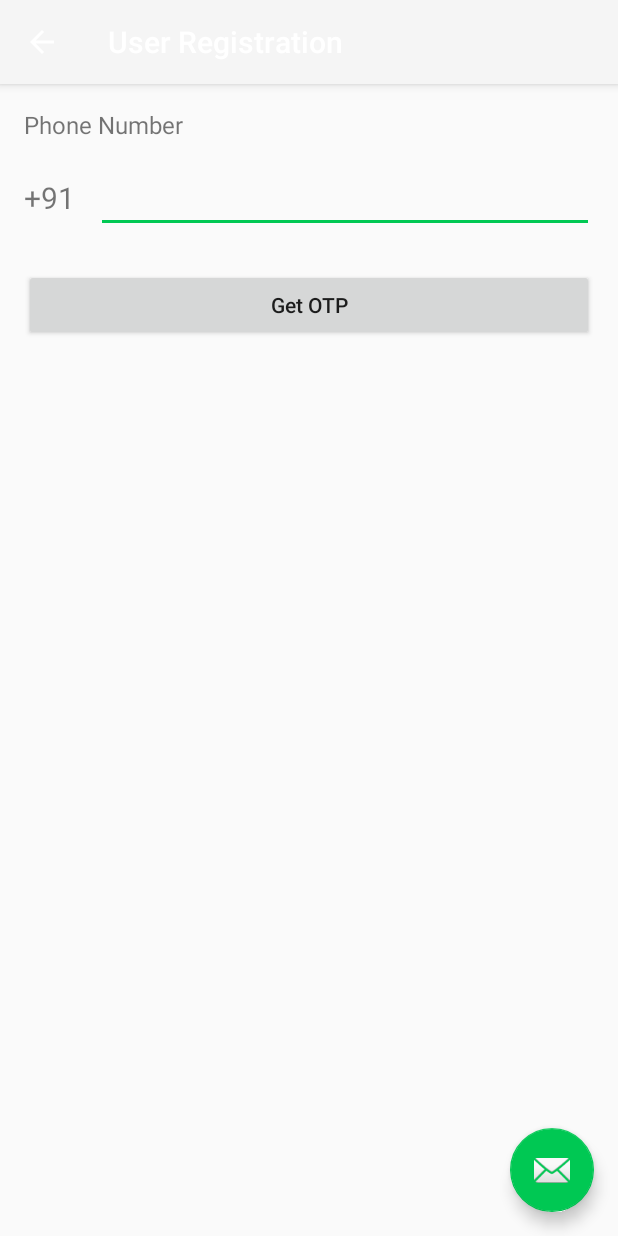
After one commit to aayushamann/ThisProject, an Android app: the RegisterUser screen opened directly, with no data from a screen before it, on a phone screen of 412 x 824 dp. The commit adds this screen. Run offline under Robolectric (Android 15) with nearby library versions, the phone set to English and light mode, and no system bars; our stand-ins replace Firebase (no records; nobody signed in at launch, a user with empty details on screens opened directly).

```diff
--- /dev/null
+++ b/app/src/main/java/com/saluchen/thisproject/RegisterUser.java
@@ -0,0 +1,203 @@
+package com.saluchen.thisproject;
+
+import android.os.Bundle;
+import android.support.design.widget.FloatingActionButton;
+import android.support.design.widget.Snackbar;
+import android.support.v7.app.AppCompatActivity;
+import android.support.v7.widget.Toolbar;
+import android.text.TextUtils;
+import android.util.Log;
+import android.view.View;
+import android.widget.Button;
+import android.widget.EditText;
+import android.widget.Toast;
+
+import com.google.firebase.FirebaseException;
+import com.google.firebase.FirebaseTooManyRequestsException;
+import com.google.firebase.auth.FirebaseAuthInvalidCredentialsException;
+import com.google.firebase.auth.PhoneAuthCredential;
+import com.google.firebase.auth.PhoneAuthProvider;
+
+import java.util.concurrent.TimeUnit;
+
+public class RegisterUser extends AppCompatActivity {
+
+    private static final String TAG = "RegisterUser";
+
+    private static final String KEY_VERIFY_IN_PROGRESS = "key_verify_in_progress";
+
+    private boolean mVerificationInProgress = false;
+    private String mVerificationId;
+    private PhoneAuthProvider.ForceResendingToken mResendToken;
+
+    private Button getOTPButton;
+    private EditText phoneText;
+    private Button DoneButton;
+    private EditText otpText;
+
+    private PhoneAuthProvider.OnVerificationStateChangedCallbacks mCallbacks;
+
+    @Override
+    protected void onCreate(Bundle savedInstanceState) {
+        super.onCreate(savedInstanceState);
+        setContentView(R.layout.activity_register_user);
+        Toolbar toolbar = (Toolbar) findViewById(R.id.toolbar);
+        setSupportActionBar(toolbar);
+
+        FloatingActionButton fab = (FloatingActionButton) findViewById(R.id.fab);
+        fab.setOnClickListener(new View.OnClickListener() {
+            @Override
+            public void onClick(View view) {
+                Snackbar.make(view, "Replace with your own action", Snackbar.LENGTH_LONG)
+                        .setAction("Action", null).show();
+            }
+        });
+        getSupportActionBar().setDisplayHomeAsUpEnabled(true);
+
+        // Restore instance state
+        if (savedInstanceState != null) {
+            onRestoreInstanceState(savedInstanceState);
+        }
+
+        mCallbacks = new PhoneAuthProvider.OnVerificationStateChangedCallbacks() {
+
+            @Override
+            public void onVerificationCompleted(PhoneAuthCredential credential) {
+                // This callback will be invoked in two situations:
+                // 1 - Instant verification. In some cases the phone number can be instantly
+                //     verified without needing to send or enter a verification code.
+                // 2 - Auto-retrieval. On some devices Google Play services can automatically
+                //     detect the incoming verification SMS and perform verification without
+                //     user action.
+                Log.d(TAG, "onVerificationCompleted:" + credential);
+                Toast.makeText(RegisterUser.this, "Phone Verified", Toast.LENGTH_SHORT)
+                        .show();
+                // [START_EXCLUDE silent]
+                mVerificationInProgress = false;
+            }
+
+            @Override
+            public void onVerificationFailed(FirebaseException e) {
+                // This callback is invoked in an invalid request for verification is made,
+                // for instance if the the phone number format is not valid.
+                Log.w(TAG, "onVerificationFailed", e);
+                // [START_EXCLUDE silent]
+                mVerificationInProgress = false;
+                // [END_EXCLUDE]
+
+                if (e instanceof FirebaseAuthInvalidCredentialsException) {
+                    // Invalid request
+                    // [START_EXCLUDE]
+                    phoneText.setError("Invalid phone number.");
+                    // [END_EXCLUDE]
+                } else if (e instanceof FirebaseTooManyRequestsException) {
+                    // The SMS quota for the project has been exceeded
+                    // [START_EXCLUDE]
+                    Snackbar.make(findViewById(android.R.id.content), "Quota exceeded.",
+                            Snackbar.LENGTH_SHORT).show();
+                    // [END_EXCLUDE]
+                }
+
+                // Show a message and update the UI
+                // [START_EXCLUDE]
+//                updateUI(STATE_VERIFY_FAILED);
+                // [END_EXCLUDE]
+            }
+
+            @Override
+            public void onCodeSent(String verificationId,
+                                   PhoneAuthProvider.ForceResendingToken token) {
+                // The SMS verification code has been sent to the provided phone number, we
+                // now need to ask the user to enter the code and then construct a credential
+                // by combining the code with a verification ID.
+                Log.d(TAG, "onCodeSent:" + verificationId);
+
+                // Save verification ID and resending token so we can use them later
+                mVerificationId = verificationId;
+                mResendToken = token;
+
+                // [START_EXCLUDE]
+                // Update UI
+//                updateUI(STATE_CODE_SENT);
+                // [END_EXCLUDE]
+            }
+        };
+
+        getOTPButton = findViewById(R.id.register_get_otp_button);
+        phoneText = findViewById(R.id.register_phone_number);
+
+        getOTPButton.setOnClickListener(new View.OnClickListener() {
+            @Override
+            public void onClick(View view) {
+                String phone = phoneText.getText().toString();
+                startPhoneNumberVerification("+91" + phone);
+//                Fragment fragment = null;
+//                Class fragmentClass = OTPFragment.class;
+//                try {
+//                    fragment = (Fragment) fragmentClass.newInstance();
+//                } catch (Exception e) {
+//                    e.printStackTrace();
+//                }
+//                FragmentManager fragmentManager = getSupportFragmentManager();
+//                FragmentTransaction transaction = fragmentManager.beginTransaction();
+//                transaction.replace(R.id.content_main, fragment, TAG);
+            }
+        });
+    }
+
+    private void startPhoneNumberVerification(String phoneNumber) {
+        // [START start_phone_auth]
+        PhoneAuthProvider.getInstance().verifyPhoneNumber(
+                phoneNumber,        // Phone number to verify
+                60,                 // Timeout duration
+                TimeUnit.SECONDS,   // Unit of timeout
+                this,               // Activity (for callback binding)
+                mCallbacks);        // OnVerificationStateChangedCallbacks
+        // [END start_phone_auth]
+
+        mVerificationInProgress = true;
+    }
+
+    @Override
+    protected void onStart() {
+        super.onStart();
+        if (mVerificationInProgress && validatePhoneNumber()) {
+            startPhoneNumberVerification("+91" + phoneText.getText().toString());
+        }
+    }
+
+    @Override
+    protected void onSaveInstanceState(Bundle outState) {
+        super.onSaveInstanceState(outState);
+        outState.putBoolean(KEY_VERIFY_IN_PROGRESS, mVerificationInProgress);
+    }
+
+    @Override
+    protected void onRestoreInstanceState(Bundle savedInstanceState) {
+        super.onRestoreInstanceState(savedInstanceState);
+        mVerificationInProgress = savedInstanceState.getBoolean(KEY_VERIFY_IN_PROGRESS);
+    }
+
+    // [START resend_verification]
+    private void resendVerificationCode(String phoneNumber,
+                                        PhoneAuthProvider.ForceResendingToken token) {
+        PhoneAuthProvider.getInstance().verifyPhoneNumber(
+                phoneNumber,        // Phone number to verify
+                60,                 // Timeout duration
+                TimeUnit.SECONDS,   // Unit of timeout
+                this,               // Activity (for callback binding)
+                mCallbacks,         // OnVerificationStateChangedCallbacks
+                token);             // ForceResendingToken from callbacks
+    }
+    // [END resend_verification]
+
+    private boolean validatePhoneNumber() {
+        String phoneNumber = phoneText.getText().toString();
+        if (TextUtils.isEmpty(phoneNumber)) {
+            phoneText.setError("Invalid phone number.");
+            return false;
+        }
+
+        return true;
+    }
+}
--- /dev/null
+++ b/app/src/main/java/com/saluchen/thisproject/RegisterUserFragment.java
@@ -0,0 +1,22 @@
+package com.saluchen.thisproject;
+
+import android.support.v4.app.Fragment;
+import android.os.Bundle;
+import android.view.LayoutInflater;
+import android.view.View;
+import android.view.ViewGroup;
+
+/**
+ * A placeholder fragment containing a simple view.
+ */
+public class RegisterUserFragment extends Fragment {
+
+    public RegisterUserFragment() {
+    }
+
+    @Override
+    public View onCreateView(LayoutInflater inflater, ViewGroup container,
+                             Bundle savedInstanceState) {
+        return inflater.inflate(R.layout.fragment_register_user, container, false);
+    }
+}
--- a/app/src/main/java/com/saluchen/thisproject/SignUpActivity.java
+++ b/app/src/main/java/com/saluchen/thisproject/SignUpActivity.java
@@ -18,6 +18,7 @@ import com.google.firebase.auth.FirebaseAuth;
 import com.google.firebase.auth.FirebaseUser;
 import com.google.firebase.database.DatabaseReference;
 import com.google.firebase.database.FirebaseDatabase;
+import com.saluchen.thisproject.Database.UserProfile;
 
 public class SignUpActivity extends AppCompatActivity {
 
@@ -67,10 +68,10 @@ public class SignUpActivity extends AppCompatActivity {
                             // Sign in success, update UI with the signed-in user's information
                             Log.d(TAG, "createUserWithEmail:success");
                             FirebaseUser user = mAuth.getCurrentUser();
-                            UserProfile userProfile = new UserProfile(name, phone);
+                            UserProfile userProfile = new UserProfile(name, phone, "0");
 
                             DatabaseReference database = mDatabase.getReference();
-                            database.child("user").child(user.getUid()).setValue(userProfile);
+                            database.child(Config.TABLE_USER).child(user.getUid()).setValue(userProfile);
 
                             startActivity(new Intent(SignUpActivity.this, HomeActivity.class));
                             finish();
--- /dev/null
+++ b/app/src/main/res/layout/activity_register_user.xml
@@ -0,0 +1,33 @@
+<?xml version="1.0" encoding="utf-8"?>
+<android.support.design.widget.CoordinatorLayout xmlns:android="http://schemas.android.com/apk/res/android"
+    xmlns:app="http://schemas.android.com/apk/res-auto"
+    xmlns:tools="http://schemas.android.com/tools"
+    android:layout_width="match_parent"
+    android:layout_height="match_parent"
+    tools:context=".RegisterUser">
+
+    <android.support.design.widget.AppBarLayout
+        android:layout_width="match_parent"
+        android:layout_height="wrap_content"
+        android:theme="@style/AppTheme.AppBarOverlay">
+
+        <android.support.v7.widget.Toolbar
+            android:id="@+id/toolbar"
+            android:layout_width="match_parent"
+            android:layout_height="?attr/actionBarSize"
+            android:background="?attr/colorPrimary"
+            app:popupTheme="@style/AppTheme.PopupOverlay" />
+
+    </android.support.design.widget.AppBarLayout>
+
+    <include layout="@layout/content_register_user" />
+
+    <android.support.design.widget.FloatingActionButton
+        android:id="@+id/fab"
+        android:layout_width="wrap_content"
+        android:layout_height="wrap_content"
+        android:layout_gravity="bottom|end"
+        android:layout_margin="@dimen/fab_margin"
+        app:srcCompat="@android:drawable/ic_dialog_email" />
+
+</android.support.design.widget.CoordinatorLayout>
--- /dev/null
+++ b/app/src/main/res/layout/fragment_register_user.xml
@@ -0,0 +1,47 @@
+<?xml version="1.0" encoding="utf-8"?>
+<LinearLayout xmlns:android="http://schemas.android.com/apk/res/android"
+    xmlns:app="http://schemas.android.com/apk/res-auto"
+    xmlns:tools="http://schemas.android.com/tools"
+    android:layout_width="match_parent"
+    android:layout_height="match_parent"
+    android:orientation="vertical"
+    android:padding="16dp"
+    tools:context=".RegisterUserFragment"
+    tools:showIn="@layout/activity_register_user">
+
+    <TextView
+        android:layout_width="match_parent"
+        android:layout_height="wrap_content"
+        android:text="Phone Number"
+        android:textSize="16sp"/>
+
+    <LinearLayout
+        android:layout_width="match_parent"
+        android:layout_height="wrap_content"
+        android:orientation="horizontal"
+        android:layout_marginTop="16sp">
+
+        <TextView
+            android:layout_width="match_parent"
+            android:layout_height="wrap_content"
+            android:text="+91"
+            android:textSize="20sp"
+            android:layout_weight="7"/>
+
+        <EditText
+            android:id="@+id/register_phone_number"
+            android:layout_width="match_parent"
+            android:layout_height="wrap_content"
+            android:layout_weight="1"
+            android:inputType="phone"/>
+    </LinearLayout>
+
+    <Button
+        android:id="@+id/register_get_otp_button"
+        android:layout_width="match_parent"
+        android:layout_height="wrap_content"
+        android:text="Get OTP"
+        android:textAllCaps="false"
+        android:layout_marginTop="24dp"/>
+
+</LinearLayout>
--- a/app/src/main/res/values/colors.xml
+++ b/app/src/main/res/values/colors.xml
@@ -50,4 +50,8 @@
     <color name= "grey2">#808080</color>
     <color name= "grey3">#696969</color>
 
+    <color name="grey_100">#F5F5F5</color>
+    <color name="grey_300">#E0E0E0</color>
+    <color name="grey_500">#9E9E9E</color>
+
 </resources>
--- a/app/src/main/res/values/dimens.xml
+++ b/app/src/main/res/values/dimens.xml
@@ -5,4 +5,9 @@
     <dimen name="activity_vertical_margin">16dp</dimen>
     <dimen name="nav_header_vertical_spacing">8dp</dimen>
     <dimen name="nav_header_height">176dp</dimen>
+
+    <dimen name="icon_top_margin">24dp</dimen>
+    <dimen name="icon_bottom_margin">24dp</dimen>
+    <dimen name="title_bottom_margin">16dp</dimen>
+    <dimen name="field_width_standard">160dp</dimen>
 </resources>
--- a/app/src/main/res/values/strings.xml
+++ b/app/src/main/res/values/strings.xml
@@ -68,5 +68,9 @@
     <string name="current_password_hint">Current Password</string>
     <string name="new_password_hint">New Password</string>
     <string name="confirm_password_hint">Confirm Password</string>
+    <string name="title_activity_register_user">User Registration</string>
+
+    <!-- TODO: Remove or change this placeholder text -->
+    <string name="hello_blank_fragment">Hello blank fragment</string>
 
 </resources>
```
Also changed, not shown: app/src/main/AndroidManifest.xml (+10 -1 lines), app/src/main/java/com/saluchen/thisproject/Config.java (+7 -0 lines), app/src/main/java/com/saluchen/thisproject/Database/CurrentRequest.java (added, +24 -0 lines), app/src/main/java/com/saluchen/thisproject/Database/UserProfile.java (added, +17 -0 lines), app/src/main/java/com/saluchen/thisproject/HomeActivity.java (+33 -2 lines), app/src/main/java/com/saluchen/thisproject/OTPFragment.java (added, +29 -0 lines), app/src/main/java/com/saluchen/thisproject/UserProfile.java (deleted, +0 -15 lines), app/src/main/res/layout/content_register_user.xml (added, +9 -0 lines), app/src/main/res/layout/fragment_otp.xml (added, +29 -0 lines), app/src/main/res/menu/menu_register_user.xml (added, +10 -0 lines).
